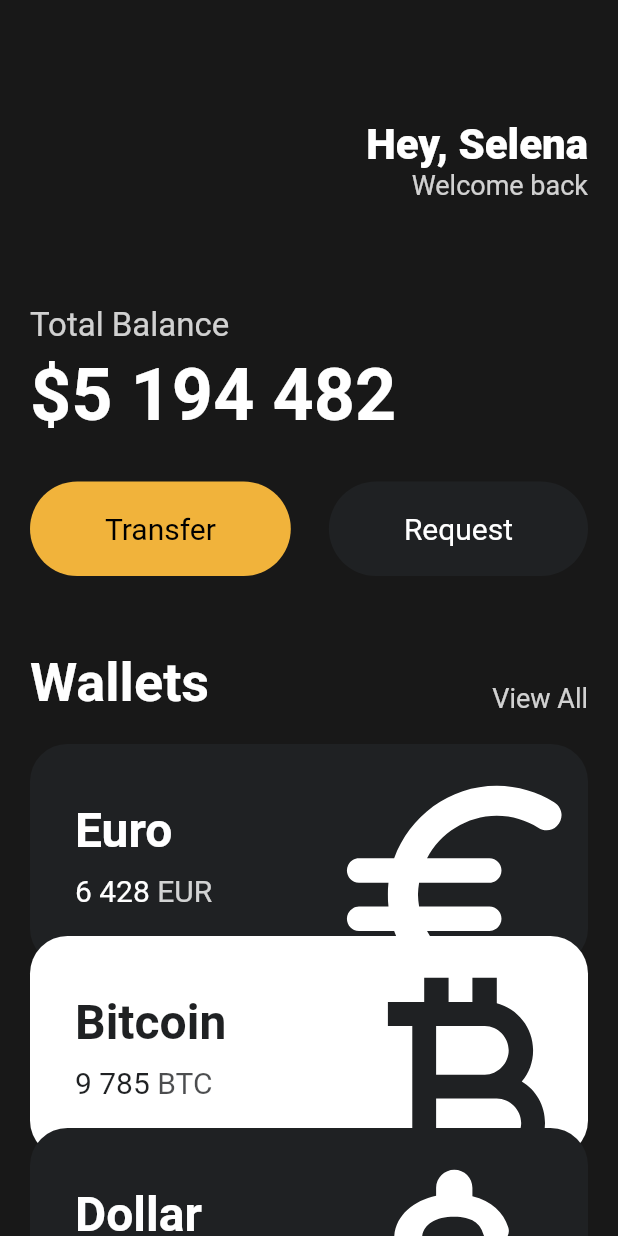
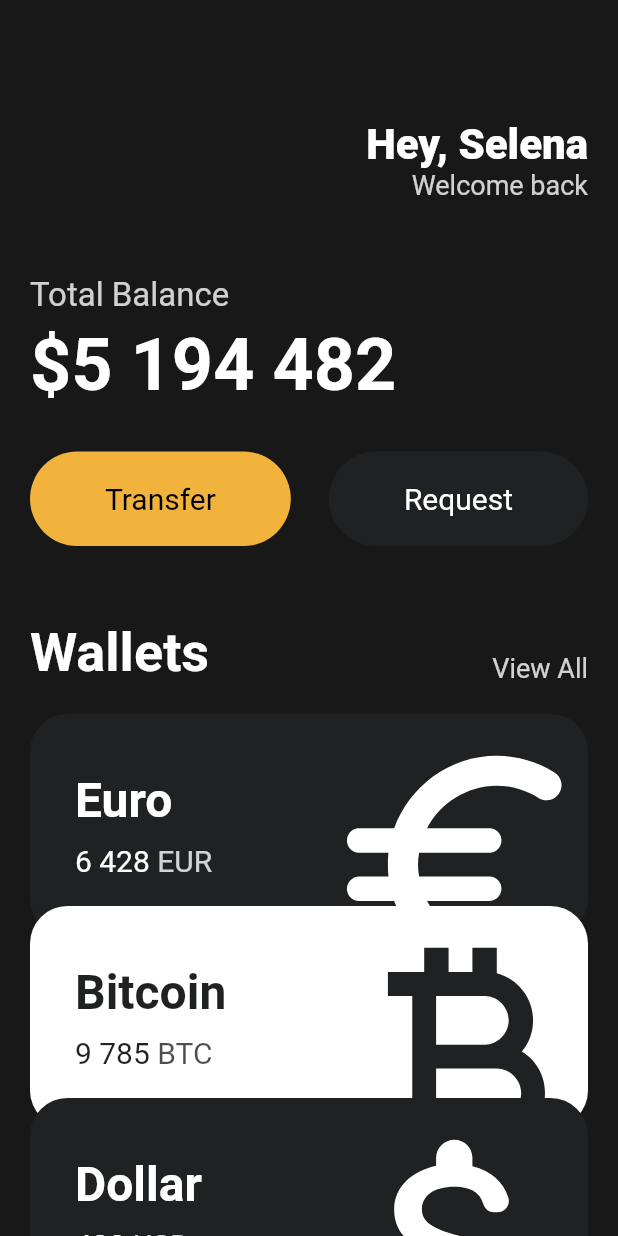
Before and after one commit to hyungraelee/Flutter_basic, a Flutter app: the screen it shows after launch, on a phone screen of 412 x 824 dp. Run offline on Flutter 3.47's test engine with Material 2 defaults, Android fonts, the phone set to English and light mode, and no system bars.

Commit message:
3.9 Code Challenge(nomadcoders)

```diff
--- a/toonflix/lib/main.dart
+++ b/toonflix/lib/main.dart
@@ -15,8 +15,7 @@ class App extends StatelessWidget {
       debugShowCheckedModeBanner: false,
       home: Scaffold(
         backgroundColor: const Color(0XFF181818),
-          body: SingleChildScrollView(
-            child: Padding(
+        body: Padding(
           padding: const EdgeInsets.symmetric(
             horizontal: 20,
           ),
@@ -52,7 +51,7 @@ class App extends StatelessWidget {
                 ],
               ),
               const SizedBox(
-                    height: 70,
+                height: 50,
               ),
               Text(
                 'Total Balance',
@@ -123,31 +122,28 @@ class App extends StatelessWidget {
                 amount: '6 428',
                 icon: Icons.euro_rounded,
                 isInverted: false,
+                order: 1,
               ),
-                  Transform.translate(
-                    offset: const Offset(0, -20),
-                    child: const CurrencyCard(
+              const CurrencyCard(
                 name: 'Bitcoin',
                 code: 'BTC',
                 amount: '9 785',
                 icon: Icons.currency_bitcoin,
                 isInverted: true,
+                order: 2,
               ),
-                  ),
-                  Transform.translate(
-                    offset: const Offset(0, -40),
-                    child: const CurrencyCard(
+              const CurrencyCard(
                 name: 'Dollar',
                 code: 'USD',
                 amount: '428',
                 icon: Icons.attach_money_rounded,
                 isInverted: false,
-                    ),
+                order: 3,
               ),
             ],
           ),
         ),
-          )),
+      ),
     );
   }
 }
--- a/toonflix/lib/widgets/currency_cart.dart
+++ b/toonflix/lib/widgets/currency_cart.dart
@@ -4,6 +4,7 @@ class CurrencyCard extends StatelessWidget {
   final String name, code, amount;
   final IconData icon;
   final bool isInverted;
+  final int order;
 
   final blackColor = const Color(0XFF1F2123);
 
@@ -14,11 +15,14 @@ class CurrencyCard extends StatelessWidget {
     required this.amount,
     required this.icon,
     required this.isInverted,
+    required this.order,
   });
 
   @override
   Widget build(BuildContext context) {
-    return Container(
+    return Transform.translate(
+      offset: Offset(0, -20 * order + 20),
+      child: Container(
         clipBehavior: Clip.hardEdge,
         decoration: BoxDecoration(
           color: isInverted ? Colors.white : blackColor,
@@ -82,6 +86,7 @@ class CurrencyCard extends StatelessWidget {
             ],
           ),
         ),
+      ),
     );
   }
 }
```
Lines whose indentation alone changed are shown as unchanged.
